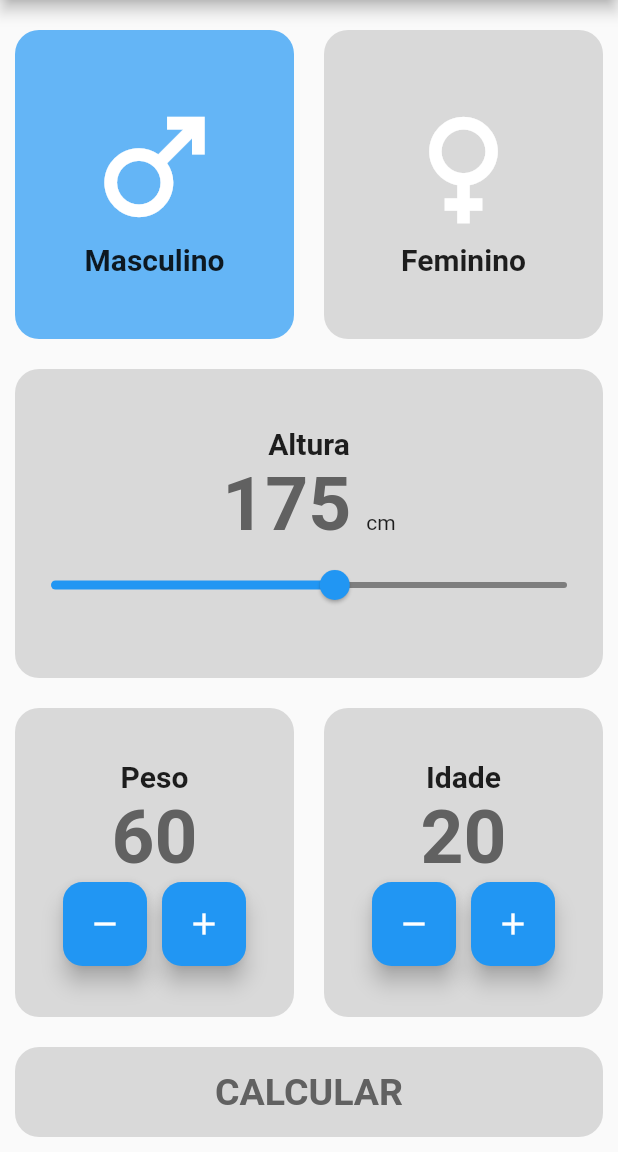
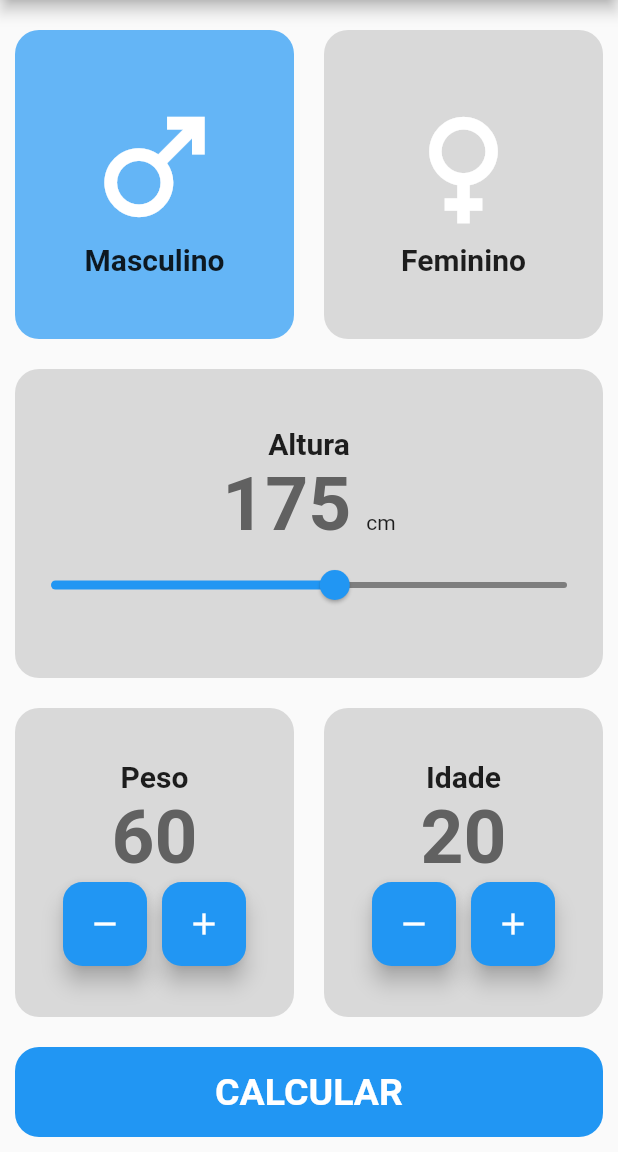
Before and after one commit to marcosramoss/Calculadora_IMC_TMB, a Flutter app: the screen it shows after launch, on a phone screen of 412 x 824 dp, the part 84-1236 px from its top. Run offline on Flutter 3.47's test engine with Material 2 defaults, Android fonts, the phone set to English and light mode, and no system bars.

Commit message:
mudanças visuais

```diff
--- a/lib/constants/constantes.dart
+++ b/lib/constants/constantes.dart
@@ -13,7 +13,7 @@ const int corBotao = 0xffff5822;
 
 var estiloTexto = const TextStyle(fontSize: 20, fontWeight: FontWeight.bold);
 var estiloBotaoCalcular = const TextStyle(
-    fontSize: 25, fontWeight: FontWeight.bold, color: Color(corPadrao));
+    fontSize: 25, fontWeight: FontWeight.bold, color: Colors.white);
 
 var estiloNumero = const TextStyle(
   color: Color(corPadrao),
--- a/lib/pages/home_page.dart
+++ b/lib/pages/home_page.dart
@@ -275,7 +275,7 @@ class _HomePageState extends State<HomePage> {
           ),
           sexoSelecionado == Sexo.masculino
               ? BotaoCalcular(
-                  cor: const Color(corClaraPadrao),
+                  cor: const Color(corMasculino),
                   texto: 'CALCULAR',
                   aoPressionar: () {
                     Masculino calc = Masculino(
@@ -307,7 +307,7 @@ class _HomePageState extends State<HomePage> {
                   },
                 )
               : BotaoCalcular(
-                  cor: const Color(corClaraPadrao),
+                  cor: Colors.pink,
                   texto: 'CALCULAR',
                   aoPressionar: () {
                     Feminino calc = Feminino(
```
